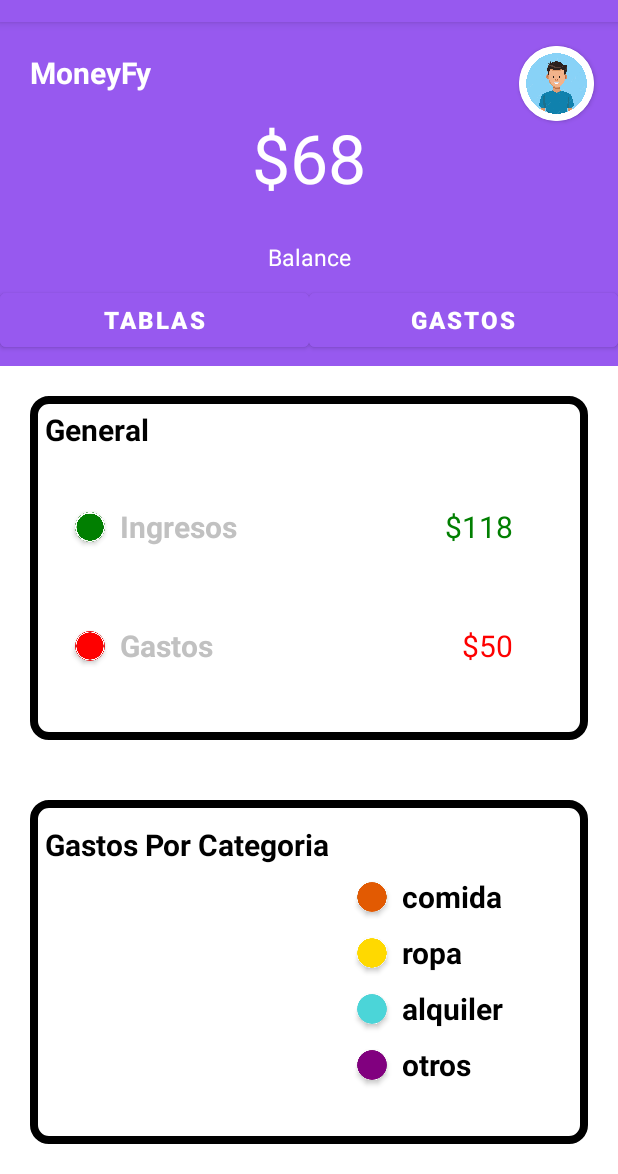
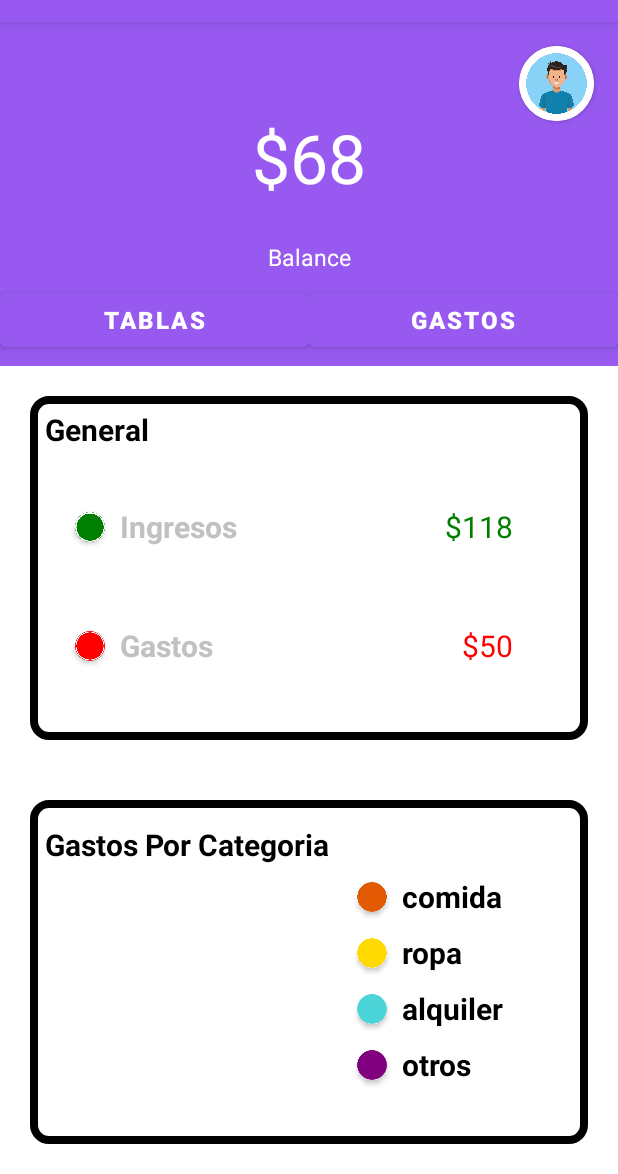
Before and after one commit to KatUrdi/OverFlow-, an Android app: the screen it shows after launch (MainActivity), on a phone screen of 412 x 824 dp, the part 62-1236 px from its top. Run offline under Robolectric (Android 15) with nearby library versions, the phone set to English and light mode, and no system bars.

Commit message:
activity, "Gastos", "inicio", "tablas" brenda

```diff
--- a/app/src/main/res/layout/activity_main.xml
+++ b/app/src/main/res/layout/activity_main.xml
@@ -47,13 +47,13 @@
             android:layout_width="wrap_content"
             android:layout_height="wrap_content"
             android:orientation="vertical"
-            app:layout_constraintGuide_percent="0.65" />
+            app:layout_constraintGuide_percent="0.65"/>
         <androidx.constraintlayout.widget.Guideline
             android:id="@+id/guideline1"
             android:layout_width="wrap_content"
             android:layout_height="wrap_content"
             android:orientation="horizontal"
-            app:layout_constraintGuide_percent="0.29" />
+            app:layout_constraintGuide_percent="0.29"/>
 
         <androidx.constraintlayout.widget.Guideline
             android:id="@+id/guideline2"
@@ -62,17 +62,7 @@
             android:orientation="horizontal"
             app:layout_constraintGuide_percent="0.65" />
 
-        <TextView
-            android:id="@+id/textView_moneyfy"
-            android:layout_width="wrap_content"
-            android:layout_height="wrap_content"
-            android:layout_marginHorizontal="20dp"
-            android:layout_marginVertical="20dp"
-            android:text="@string/moneyfy"
-            android:textColor="#ffffff"
-            android:textSize="20sp"
-            app:layout_constraintLeft_toLeftOf="parent"
-            app:layout_constraintTop_toTopOf="parent" />
+
 
         <androidx.cardview.widget.CardView
             android:layout_width="50dp"
```
Also changed, not shown: app/src/main/res/layout/activity_gastos.xml (+2 -11 lines), app/src/main/res/layout/activity_tablas.xml (+1 -11 lines).
